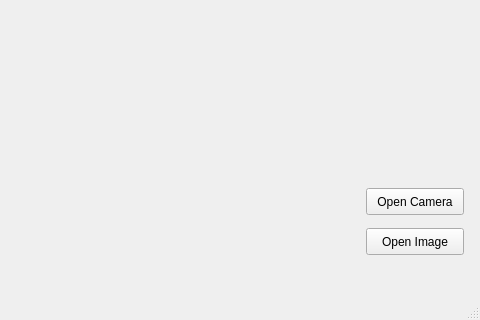
First picture: the form in mainwindow.ui, repository ironage/VISOR, before the edit; both pictures show x 154 to 634 and y 139 to 459 of the 634 by 459 pixel window.
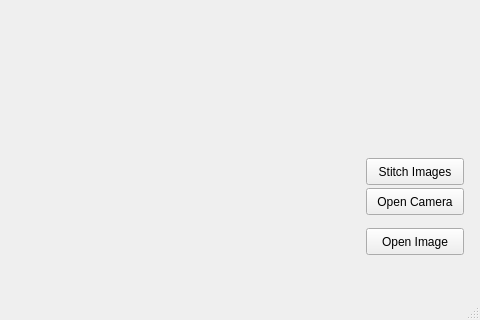
Second picture: the form after the edit.

Commit message: added a stitch image button (doesnt work yet)

```diff
--- a/mainwindow.ui
+++ b/mainwindow.ui
@@ -53,6 +53,19 @@
      <string/>
     </property>
    </widget>
+   <widget class="QPushButton" name="stitchButton">
+    <property name="geometry">
+     <rect>
+      <x>520</x>
+      <y>280</y>
+      <width>98</width>
+      <height>27</height>
+     </rect>
+    </property>
+    <property name="text">
+     <string>Stitch Images</string>
+    </property>
+   </widget>
   </widget>
   <widget class="QMenuBar" name="menuBar">
    <property name="geometry">
```
The commit also changes 3 other files.
